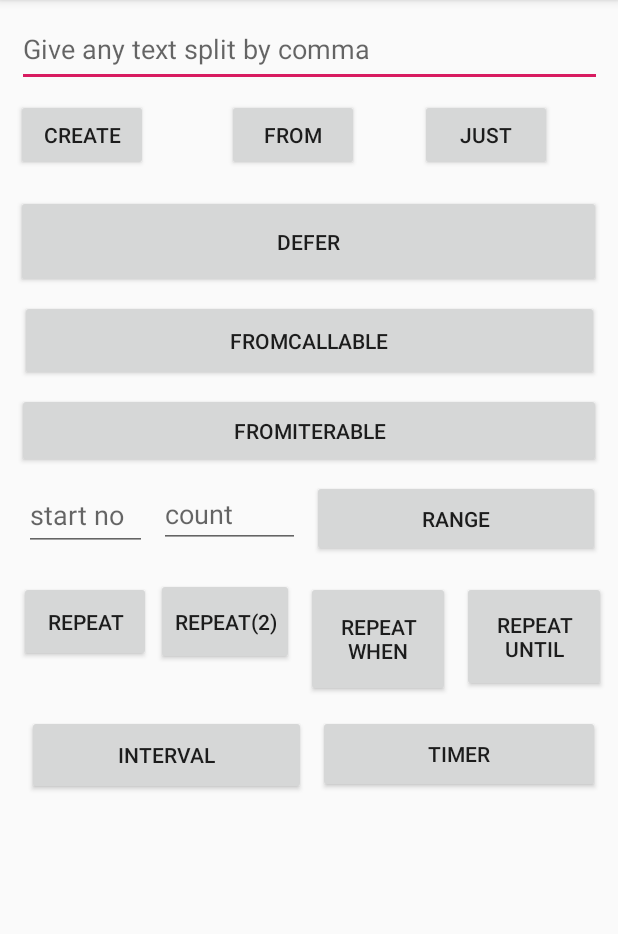
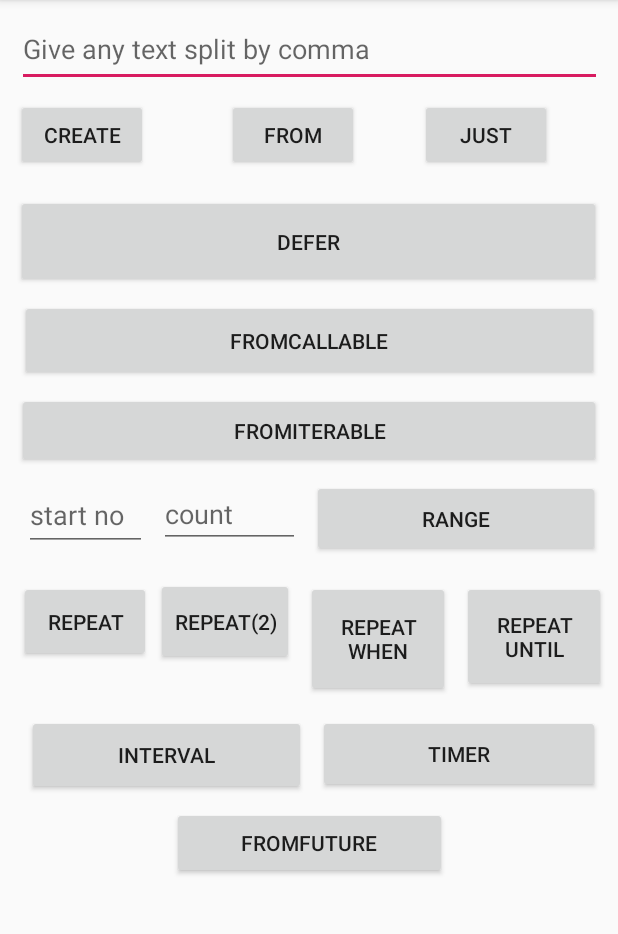
Before and after one commit to harisudhan7889/Code-ReactiveX, an Android app: the BasicOperatorsActivity screen opened directly, with no data from a screen before it, on a phone screen of 412 x 824 dp, the part 84-1018 px from its top. Run offline under Robolectric (Android 15) with nearby library versions, the phone set to English and light mode, and no system bars; our stand-ins replace RxJava.

Commit message:
Updated with fromFuture operator.

```diff
--- a/app/src/main/java/com/hari/rxjava/operators/basic/BasicOperatorsActivity.kt
+++ b/app/src/main/java/com/hari/rxjava/operators/basic/BasicOperatorsActivity.kt
@@ -64,6 +64,7 @@ class BasicOperatorsActivity : AppCompatActivity(),
         repeatWhen.setOnClickListener(this)
         intervalButton.setOnClickListener(this)
         timerButton.setOnClickListener(this)
+        fromFuture.setOnClickListener(this)
     }
 
     override fun onClick(v: View?) {
@@ -130,6 +131,10 @@ class BasicOperatorsActivity : AppCompatActivity(),
                 output.text = ""
                 presenter.timer()
             }
+            fromFuture -> {
+                output.text = ""
+                presenter.fromFuture()
+            }
         }
     }
 }
--- a/app/src/main/res/layout/view_basic_operators.xml
+++ b/app/src/main/res/layout/view_basic_operators.xml
@@ -30,12 +30,13 @@
             android:id="@+id/output"
             android:textSize="13sp"
             android:layout_width="386dp"
-            android:layout_height="140dp"
+            android:layout_height="108dp"
             android:scrollbars="vertical"
             app:layout_constraintEnd_toEndOf="parent" android:layout_marginEnd="8dp"
             app:layout_constraintStart_toStartOf="parent" android:layout_marginStart="8dp"
             android:layout_marginBottom="8dp" app:layout_constraintBottom_toBottomOf="parent"
-            android:layout_marginTop="8dp" app:layout_constraintTop_toBottomOf="@+id/intervalButton"/>
+            app:layout_constraintHorizontal_bias="0.333" android:layout_marginTop="8dp"
+            app:layout_constraintTop_toBottomOf="@+id/fromFuture"/>
     <Button
             android:text="Just"
             android:layout_width="wrap_content"
@@ -146,6 +147,13 @@
             android:layout_height="52dp"
             android:id="@+id/timerButton" app:layout_constraintEnd_toEndOf="parent" android:layout_marginEnd="12dp"
             android:layout_marginTop="12dp" app:layout_constraintTop_toBottomOf="@+id/repeatWhen"/>
+    <Button
+            android:text="FromFuture"
+            android:layout_width="183dp"
+            android:layout_height="wrap_content"
+            android:id="@+id/fromFuture" android:layout_marginTop="8dp"
+            app:layout_constraintTop_toBottomOf="@+id/intervalButton" app:layout_constraintStart_toStartOf="parent"
+            android:layout_marginStart="8dp" app:layout_constraintEnd_toEndOf="parent" android:layout_marginEnd="8dp"/>
 
 
 </android.support.constraint.ConstraintLayout>
```
Also changed, not shown: app/src/main/java/com/hari/rxjava/operators/basic/BasicOperatorsPresenterImpl.kt (+36 -4 lines), 1 other file.
